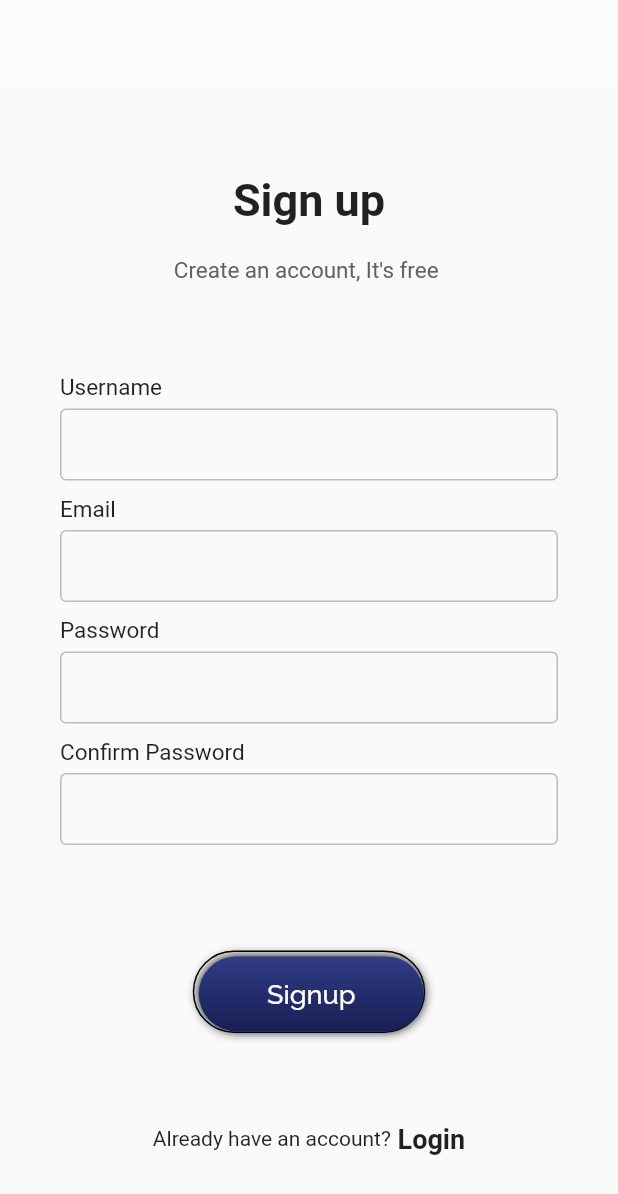
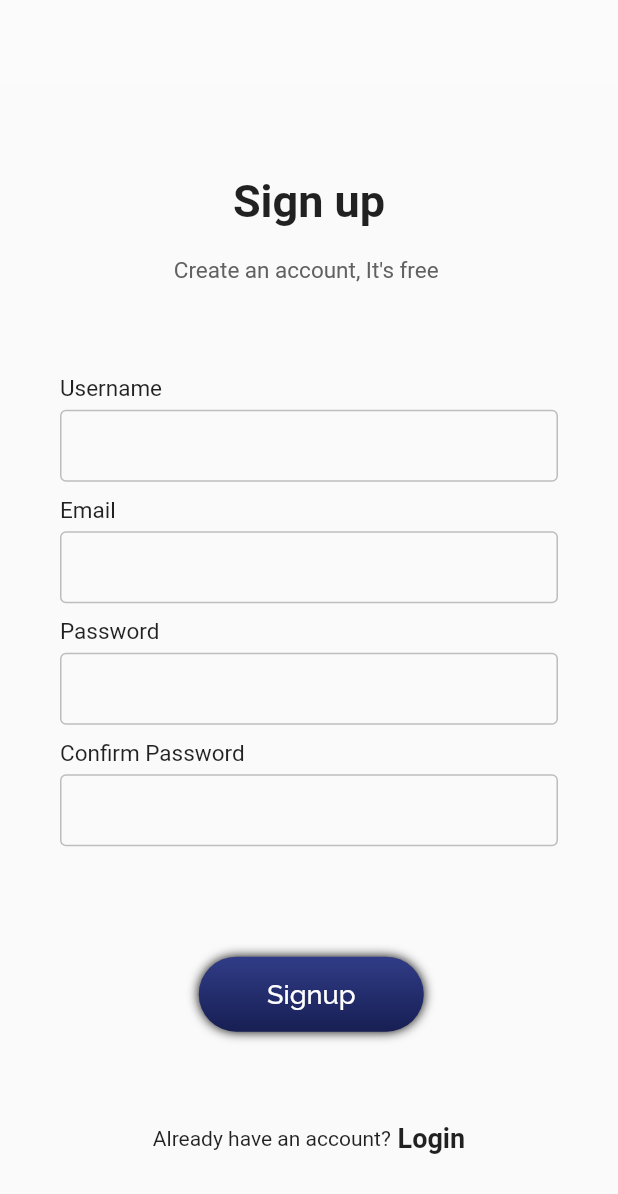
Before and after one commit to Mohit77789/E-Commerce-App, a Flutter app: the Signup screen opened directly, on a phone screen of 412 x 824 dp. Shown: the top 1194 px of the screen. Run offline on Flutter 3.47's test engine with Material 2 defaults, Android fonts, the phone set to English and light mode, and no system bars; our stand-ins replace google_fonts.

Commit message:
Update Signup.dart

```diff
--- a/ecommerce/lib/Pages/Signup.dart
+++ b/ecommerce/lib/Pages/Signup.dart
@@ -51,14 +51,6 @@ class _SignupState extends State<Signup> {
               ),
               Container(
                 padding: EdgeInsets.only(top: 3, left: 3),
-                decoration: BoxDecoration(
-                    borderRadius: BorderRadius.circular(50),
-                    border: Border(
-                      bottom: BorderSide(color: Colors.black),
-                      top: BorderSide(color: Colors.black),
-                      left: BorderSide(color: Colors.black),
-                      right: BorderSide(color: Colors.black),
-                    )),
                 child: AnimatedContainer(
                   duration: Duration(microseconds: 500),
                   height: 50,
```
